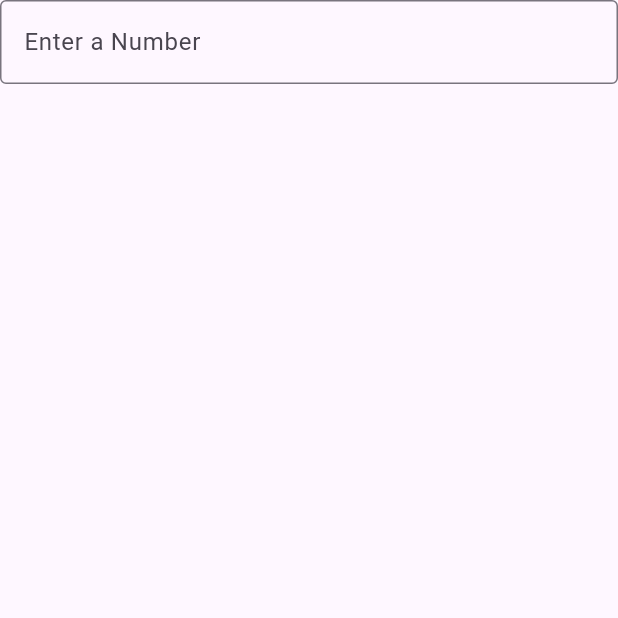
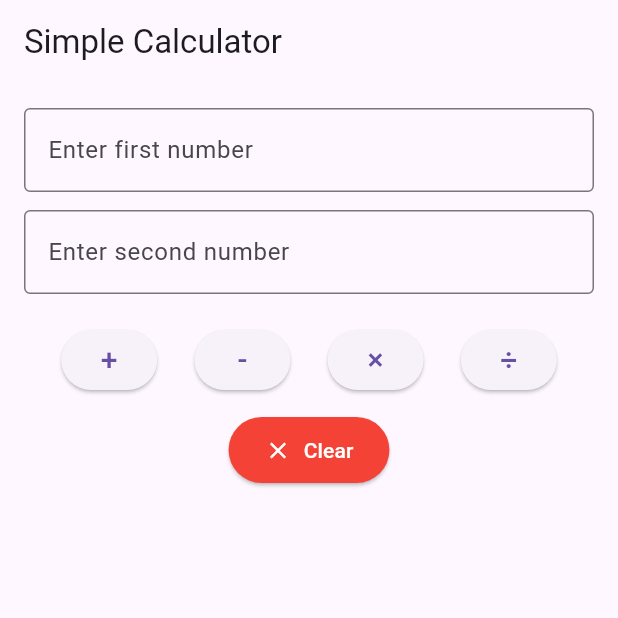
Before and after one commit to manjitsingh2022/flutter_application_1, a Flutter app: the screen it shows after launch, on a phone screen of 412 x 824 dp, the top half of it. Run offline on Flutter 3.47's test engine with Material 3 defaults, Android fonts, the phone set to English and light mode, and no system bars.

Commit message:
simpple calculator

```diff
--- a/lib/view/calculator_view.dart
+++ b/lib/view/calculator_view.dart
@@ -1,19 +1,124 @@
 import 'package:flutter/material.dart';
 
-class CalculatorView extends StatelessWidget {
+class CalculatorView extends StatefulWidget {
+  const CalculatorView({super.key});
 
-  const CalculatorView({super.key});
+  @override
+  State<CalculatorView> createState() => _CalculatorViewState();
+}
+
+class _CalculatorViewState extends State<CalculatorView> {
+  final TextEditingController _controller1 = TextEditingController();
+  final TextEditingController _controller2 = TextEditingController();
+
+  String _result = "";
+
+  void _calculate(String operator) {
+    final num1 = double.tryParse(_controller1.text);
+    final num2 = double.tryParse(_controller2.text);
+
+    if (num1 == null || num2 == null) {
+      setState(() {
+        _result = 'Invalid input!';
+      });
+      return;
+    }
+
+    double result;
+    switch (operator) {
+      case '+':
+        result = num1 + num2;
+        break;
+      case '-':
+        result = num1 - num2;
+        break;
+      case '×':
+        result = num1 * num2;
+        break;
+      case '÷':
+        if (num2 == 0) {
+          _result = 'Cannot divide by zero';
+          setState(() {});
+          return;
+        }
+        result = num1 / num2;
+        break;
+      default:
+        result = 0;
+    }
+
+    setState(() {
+      _result = 'Result: $result';
+    });
+  }
+
+  Widget _buildCalcButton(String symbol) {
+    return ElevatedButton(
+      onPressed: () => _calculate(symbol),
+      child: Text(symbol, style: const TextStyle(fontSize: 20)),
+    );
+  }
+
   @override
   Widget build(BuildContext context) {
-    return const Column(
+    return Scaffold(
+      appBar: AppBar(title: const Text('Simple Calculator')),
+      body: Padding(
+        padding: const EdgeInsets.all(16.0),
+        child: Column(
           children: [
             TextField(
-          decoration: InputDecoration(
+              controller: _controller1,
+              keyboardType: TextInputType.number,
+              decoration: const InputDecoration(
                 border: OutlineInputBorder(),
-            hintText: "Enter a Number",
+                hintText: "Enter first number",
               ),
             ),
+            const SizedBox(height: 12),
+            TextField(
+              controller: _controller2,
+              keyboardType: TextInputType.number,
+              decoration: const InputDecoration(
+                border: OutlineInputBorder(),
+                hintText: "Enter second number",
+              ),
+            ),
+            const SizedBox(height: 20),
+            Row(
+              mainAxisAlignment: MainAxisAlignment.spaceEvenly,
+              children: [
+                _buildCalcButton('+'),
+                _buildCalcButton('-'),
+                _buildCalcButton('×'),
+                _buildCalcButton('÷'),
               ],
+            ),
+            const SizedBox(height: 12),
+            ElevatedButton.icon(
+              onPressed: () {
+                setState(() {
+                  _controller1.clear();
+                  _controller2.clear();
+                  _result = '';
+                });
+              },
+              icon: const Icon(Icons.clear),
+              label: const Text('Clear'),
+              style: ElevatedButton.styleFrom(
+                backgroundColor: Colors.red,
+                foregroundColor: Colors.white,
+                padding: const EdgeInsets.symmetric(horizontal: 24, vertical: 12),
+              ),
+            ),
+            const SizedBox(height: 20),
+            Text(
+              _result,
+              style: const TextStyle(fontSize: 20, fontWeight: FontWeight.bold),
+            )
+          ],
+        ),
+      ),
     );
   }
 }
```
Lines whose indentation alone changed are shown as unchanged.
